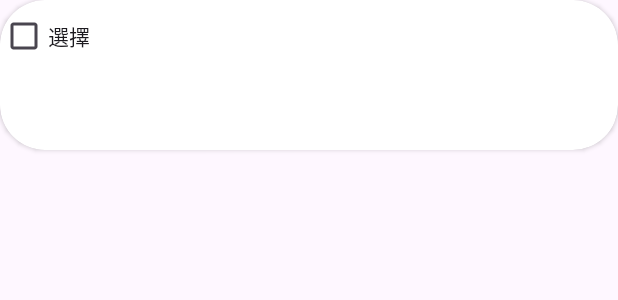
After one commit to cloudfly111/MVVMJ, an Android app: the layout dialog_select_image.xml on its own in the app's theme, with its tools: preview values and no code run, on a phone screen of 412 x 824 dp. The commit adds this screen. Shown: the top 300 px of the screen. Run offline under Robolectric (Android 15) with nearby library versions, the phone set to English and light mode, and no system bars.

Commit message:
1. create dialog for selecting image. 2. ListAdapter : set the imageResource of imageView.

```diff
--- a/app/src/main/java/com/example/mvvmj/MyListAdapter.java
+++ b/app/src/main/java/com/example/mvvmj/MyListAdapter.java
@@ -42,7 +42,7 @@ public class MyListAdapter extends ListAdapter<Image,MyListAdapter.ImageViewHold
     @Override
     public void onBindViewHolder(@NonNull ImageViewHolder holder, int position) {
         Image currentItem = getItem(position);
-//        holder
+        holder.bind(currentItem);
     }
 
     protected class ImageViewHolder extends RecyclerView.ViewHolder{
@@ -50,6 +50,8 @@ public class MyListAdapter extends ListAdapter<Image,MyListAdapter.ImageViewHold
         public ImageViewHolder(@NonNull ItemImageBinding itemView) {
             super(itemView.getRoot());
         }
-
+        public void bind(Image imageData){
+            binding.imageViewId.setImageResource(Integer.valueOf(imageData.imageResource));
+        }
     }
 }
--- /dev/null
+++ b/app/src/main/res/layout/dialog_select_image.xml
@@ -0,0 +1,27 @@
+<?xml version="1.0" encoding="utf-8"?>
+<androidx.cardview.widget.CardView xmlns:android="http://schemas.android.com/apk/res/android"
+    android:layout_width="match_parent"
+    android:layout_height="100dp"
+    xmlns:app="http://schemas.android.com/apk/res-auto"
+    app:cardCornerRadius="30dp">
+
+    <androidx.constraintlayout.widget.ConstraintLayout
+        android:layout_width="match_parent"
+        android:layout_height="100dp">
+        <LinearLayout
+            android:id="@+id/linearLayoutId"
+            android:layout_width="match_parent"
+            android:layout_height="wrap_content"
+            android:orientation="vertical"
+            app:layout_constraintRight_toRightOf="parent"
+            app:layout_constraintLeft_toLeftOf="parent"
+            app:layout_constraintTop_toTopOf="parent">
+            <CheckBox
+                android:layout_width="match_parent"
+                android:layout_height="wrap_content"
+                android:text="選擇"/>
+        </LinearLayout>
+
+
+    </androidx.constraintlayout.widget.ConstraintLayout>
+</androidx.cardview.widget.CardView>
--- a/app/src/main/res/layout/item_image.xml
+++ b/app/src/main/res/layout/item_image.xml
@@ -7,7 +7,7 @@
     <ImageView
         android:id="@+id/imageViewId"
         android:layout_width="match_parent"
-        android:layout_height="wrap_content"
+        android:layout_height="300dp"
         app:layout_constraintTop_toTopOf="parent"
         app:layout_constraintStart_toStartOf="parent"
         app:layout_constraintEnd_toEndOf="parent"
--- a/app/src/main/res/values/colors.xml
+++ b/app/src/main/res/values/colors.xml
@@ -7,4 +7,5 @@
     <color name="teal_700">#FF018786</color>
     <color name="black">#FF000000</color>
     <color name="white">#FFFFFFFF</color>
+    <color name="transparent">#00FFFFFF</color>
 </resources>
--- a/gradle.properties
+++ b/gradle.properties
@@ -19,3 +19,5 @@ android.useAndroidX=true
 # resources declared in the library itself and none from the library's dependencies,
 # thereby reducing the size of the R class for that library
 android.nonTransitiveRClass=true
+
+android.enableJetifier=true
```
Also changed, not shown: app/src/main/AndroidManifest.xml (+9 -2 lines), app/src/main/java/com/example/mvvmj/Image.java (+23 -2 lines), app/src/main/java/com/example/mvvmj/MainActivity.java (+19 -0 lines), app/src/main/java/com/example/mvvmj/SelectImageDialog.java (added, +40 -0 lines), app/src/main/res/drawable/dialog_background.xml (added, +17 -0 lines), app/src/main/res/drawable/p2.jpg (added), app/src/main/res/drawable/p3.jpg (added), app/src/main/res/drawable/p4.jpg (added), 2 other files.
